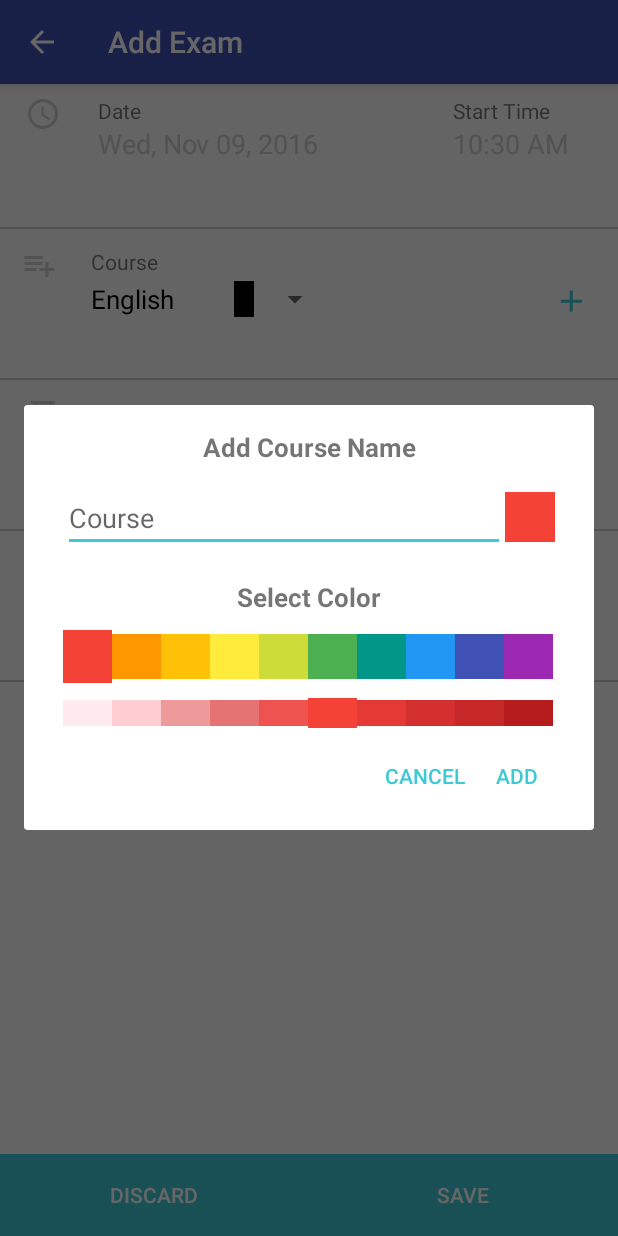
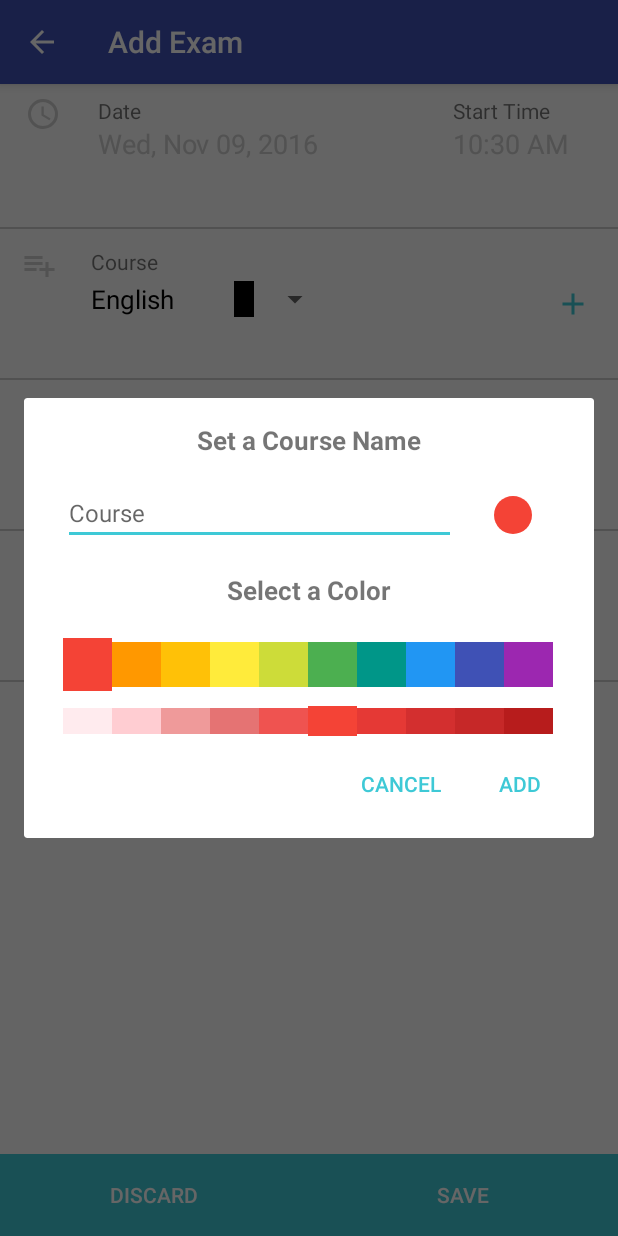
Before and after one commit to Ikreg2k13/Timetables-Android, an Android app: the ExamAddActivity screen opened directly, with no data from a screen before it, after a tap on an icon or button, on a phone screen of 412 x 824 dp. Run offline under Robolectric (Android 15) with nearby library versions, the phone set to English and light mode, and no system bars.

Commit message:
changes in layout logics

```diff
--- a/app/src/main/java/mobile/ikreg/com/mytestapplication/ExamAddActivity.java
+++ b/app/src/main/java/mobile/ikreg/com/mytestapplication/ExamAddActivity.java
@@ -12,6 +12,7 @@ import android.widget.ArrayAdapter;
 import android.widget.Button;
 import android.widget.EditText;
 import android.widget.ImageButton;
+import android.widget.ImageView;
 import android.widget.LinearLayout;
 import android.widget.Spinner;
 
@@ -45,7 +46,7 @@ public class ExamAddActivity extends AppCompatActivity {
     private void onButtonPressed() {
         Button saveButton = (Button)findViewById(R.id.buttonSave);
         Button cancelButton = (Button)findViewById(R.id.buttonCancel);
-        ImageButton addCourse = (ImageButton)findViewById(R.id.addcourse);
+        ImageView addCourse = (ImageView)findViewById(R.id.addcourse);
         final EditText editDate = (EditText)findViewById(R.id.editDate);
         final EditText editTime = (EditText)findViewById(R.id.editTime);
         final Spinner spinnerCourse = (Spinner)findViewById(R.id.spinnerCourse);
--- a/app/src/main/java/mobile/ikreg/com/mytestapplication/util/DateHelper.java
+++ b/app/src/main/java/mobile/ikreg/com/mytestapplication/util/DateHelper.java
@@ -23,7 +23,7 @@ public class DateHelper {
         long timeLeft = goalDate - currentDate;
         timeLeft = timeLeft / (1000*60*60*24);
 
-        if(timeLeft > 14) {
+        if(timeLeft >= 14) {
             return " - in " + timeLeft / 7 + " weeks";
         }
         else if (!DateUtils.isToday(goalDate) && timeLeft <= 0)  return " - tomorrow";
--- a/app/src/main/java/mobile/ikreg/com/mytestapplication/util/ExamListAdapter.java
+++ b/app/src/main/java/mobile/ikreg/com/mytestapplication/util/ExamListAdapter.java
@@ -44,7 +44,7 @@ public class ExamListAdapter extends ArrayAdapter<ExamMemory> {
 
         if(convertView == null) {
             LayoutInflater inflater = (LayoutInflater)context.getSystemService(Context.LAYOUT_INFLATER_SERVICE);
-            convertView = inflater.inflate(R.layout.adapter_examlist, parent, false);
+            convertView = inflater.inflate(R.layout.adapter_examlist_two, parent, false);
         }
 
         DisplayMetrics displaymetrics = new DisplayMetrics();
@@ -67,9 +67,6 @@ public class ExamListAdapter extends ArrayAdapter<ExamMemory> {
         daysleft.setText(DateHelper.getDaysLeft(c.getTimeInMillis(),this.examList.get(position).getDate()));
         room.setText("R " + ParseHelper.parseLongToString(3, this.examList.get(position).getRoom()));
 
-        ImageButton deleteButton = (ImageButton)convertView.findViewById(R.id.delete_button);
-        deleteButton.setTag(position);
-
         return convertView;
     }
 }
--- a/app/src/main/java/mobile/ikreg/com/mytestapplication/util/dialog/AddCoursePopup.java
+++ b/app/src/main/java/mobile/ikreg/com/mytestapplication/util/dialog/AddCoursePopup.java
@@ -4,6 +4,8 @@ import android.app.Activity;
 import android.app.Dialog;
 import android.content.DialogInterface;
 import android.graphics.Color;
+import android.graphics.drawable.Drawable;
+import android.graphics.drawable.GradientDrawable;
 import android.os.Bundle;
 import android.util.Log;
 import android.view.View;
@@ -16,7 +18,7 @@ import mobile.ikreg.com.mytestapplication.widget.colorPicker.MaterialColorPalett
 import mobile.ikreg.com.mytestapplication.widget.colorPicker.OnColorChangedListener;
 
 
-public class AddCoursePopup extends Dialog implements View.OnClickListener {
+public class AddCoursePopup extends Dialog {
 
     public AddCoursePopup(Activity activity) {
         super(activity);
@@ -43,7 +45,7 @@ public class AddCoursePopup extends Dialog implements View.OnClickListener {
         add.setOnClickListener(new View.OnClickListener() {
             @Override
             public void onClick(View v) {
-                Log.i("ColorPicker", "Course added");
+                AddCoursePopup.this.cancel();
             }
         });
     }
@@ -52,11 +54,12 @@ public class AddCoursePopup extends Dialog implements View.OnClickListener {
         final ColorPicker mainPicker = (ColorPicker)findViewById(R.id.pickerMain);
         final ColorPicker subPicker = (ColorPicker)findViewById(R.id.pickerSub);
         final View selectedColor = findViewById(R.id.selectedColor);
+        final GradientDrawable circleShape = (GradientDrawable)selectedColor.getBackground();
 
         mainPicker.setSelectedColor(Color.parseColor("#F44336"));
         subPicker.setColors(MaterialColorPalette.RED);
         subPicker.setSelectedColor(Color.parseColor("#F44336"));
-        selectedColor.setBackgroundColor(Color.parseColor("#F44336"));
+        circleShape.setColor(Color.parseColor("#F44336"));
 
         mainPicker.setOnColorChangedListener(new OnColorChangedListener() {
             @Override
@@ -67,7 +70,7 @@ public class AddCoursePopup extends Dialog implements View.OnClickListener {
         subPicker.setOnColorChangedListener(new OnColorChangedListener() {
             @Override
             public void onColorChanged(int c) {
-                selectedColor.setBackgroundColor(Color.parseColor(subPicker.getHexColor()));
+                circleShape.setColor(Color.parseColor(subPicker.getHexColor()));
             }
         });
     }
@@ -120,9 +123,4 @@ public class AddCoursePopup extends Dialog implements View.OnClickListener {
 
         }
     }
-
-    @Override
-    public void onClick(View v) {
-
-    }
 }
--- /dev/null
+++ b/app/src/main/res/drawable/ic_add.xml
@@ -0,0 +1,9 @@
+<vector xmlns:android="http://schemas.android.com/apk/res/android"
+        android:width="24dp"
+        android:height="24dp"
+        android:viewportWidth="24.0"
+        android:viewportHeight="24.0">
+    <path
+        android:fillColor="#FFFFFF"
+        android:pathData="M19,13h-6v6h-2v-6H5v-2h6V5h2v6h6v2z"/>
+</vector>
--- a/app/src/main/res/drawable/ic_addplus.xml
+++ /dev/null
@@ -1,9 +0,0 @@
-<vector xmlns:android="http://schemas.android.com/apk/res/android"
-    android:height="27dp"
-    android:width="27dp"
-    android:viewportWidth="27"
-    android:viewportHeight="27">
-    <path
-        android:fillColor="#FFFFFF"
-        android:pathData="M19,13H13V19H11V13H5V11H11V5H13V11H19V13Z" />
-</vector>
--- /dev/null
+++ b/app/src/main/res/drawable/universal_circle_view.xml
@@ -0,0 +1,7 @@
+<?xml version="1.0" encoding="utf-8"?>
+<shape xmlns:android="http://schemas.android.com/apk/res/android"
+    android:shape="oval">
+
+    <solid
+        android:color="@color/colorAccent"/>
+</shape>
--- a/app/src/main/res/layout/activity_addexam.xml
+++ b/app/src/main/res/layout/activity_addexam.xml
@@ -137,13 +137,13 @@
             android:gravity="end|center_vertical"
             android:layout_weight="4.5">
 
-            <ImageButton
-                app:srcCompat="@drawable/ic_addplus"
+            <ImageView
+                app:srcCompat="@drawable/ic_add"
                 android:tint="@color/colorAccent"
                 android:id="@+id/addcourse"
                 android:layout_height="match_parent"
-                style="@style/Widget.AppCompat.Button.Borderless.Colored"
-                android:layout_width="60dp" />
+                android:layout_width="60dp"
+                android:scaleType="center" />
         </LinearLayout>
 
     </TableRow>
--- a/app/src/main/res/layout/content_add_course.xml
+++ b/app/src/main/res/layout/content_add_course.xml
@@ -6,7 +6,7 @@
     android:padding="16dp">
 
     <TextView
-        android:text="Add Course Name"
+        android:text="Set a Course Name"
         android:layout_width="match_parent"
         android:layout_height="30dp"
         android:id="@+id/textView2"
@@ -19,7 +19,11 @@
         android:orientation="horizontal"
         android:layout_width="match_parent"
         android:layout_height="40dp"
-        android:weightSum="6">
+        android:weightSum="6"
+        android:layout_marginRight="10dp"
+        android:layout_marginEnd="10dp"
+        android:layout_marginLeft="10dp"
+        android:layout_marginStart="10dp">
 
 
         <EditText
@@ -30,24 +34,27 @@
             android:ems="10"
             android:id="@+id/editText"
             android:layout_weight="6"
-            android:layout_marginLeft="10dp"
-            android:layout_marginStart="10dp"/>
+            android:textSize="16sp" />
 
         <View
-            android:layout_width="33dp"
-            android:layout_height="33dp"
-            android:background="@color/colorAccent"
+            android:layout_width="25dp"
+            android:layout_height="25dp"
+            android:background="@drawable/universal_circle_view"
             android:id="@+id/selectedColor"
-            android:layout_marginRight="10dp"
-            android:layout_marginEnd="10dp"/>
+            android:layout_marginTop="7dp"
+            android:layout_marginRight="15dp"
+            android:layout_marginEnd="15dp"
+            android:layout_marginLeft="25dp"
+            android:layout_marginStart="25dp"/>
     </LinearLayout>
 
     <TextView
-        android:text="Select Color"
+        android:text="Select a Color"
         android:layout_width="match_parent"
         android:layout_height="wrap_content"
         android:id="@+id/textView3"
         android:layout_marginTop="18dp"
+        android:layout_marginBottom="10dp"
         android:textSize="17sp"
         android:textStyle="bold"
         android:gravity="center_horizontal"/>
@@ -82,7 +89,9 @@
             style="@style/Widget.AppCompat.Button.Borderless"
             android:textColor="@color/colorAccent"
             android:background="@color/white"
-            android:gravity="end" />
+            android:gravity="end|center_vertical"
+            android:layout_marginRight="20dp"
+            android:layout_marginEnd="20dp"/>
 
         <Button
             style="@style/Widget.AppCompat.Button.Borderless"
```
Also changed, not shown: app/src/main/java/mobile/ikreg/com/mytestapplication/ExamListActivity.java (+4 -6 lines), app/src/main/res/layout/activity_examlist.xml (+7 -4 lines), app/src/main/res/layout/adapter_examlist.xml (+34 -19 lines), app/src/main/res/layout/adapter_examlist_two.xml (added, +95 -0 lines).
